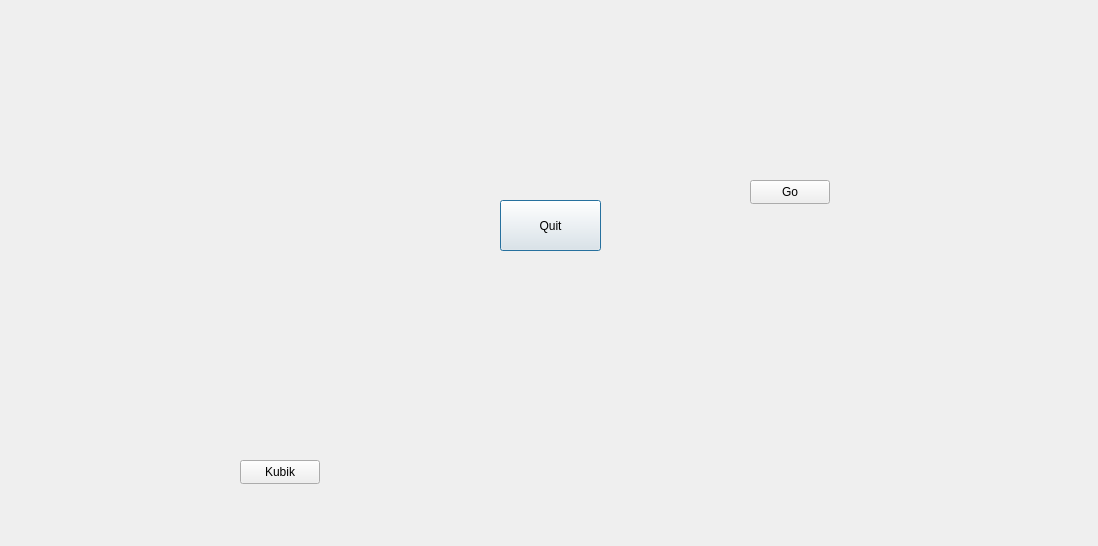
The window that gamewidget.ui (SahibAlMowt/Monopoly) describes before a commit, drawn with Qt 5.
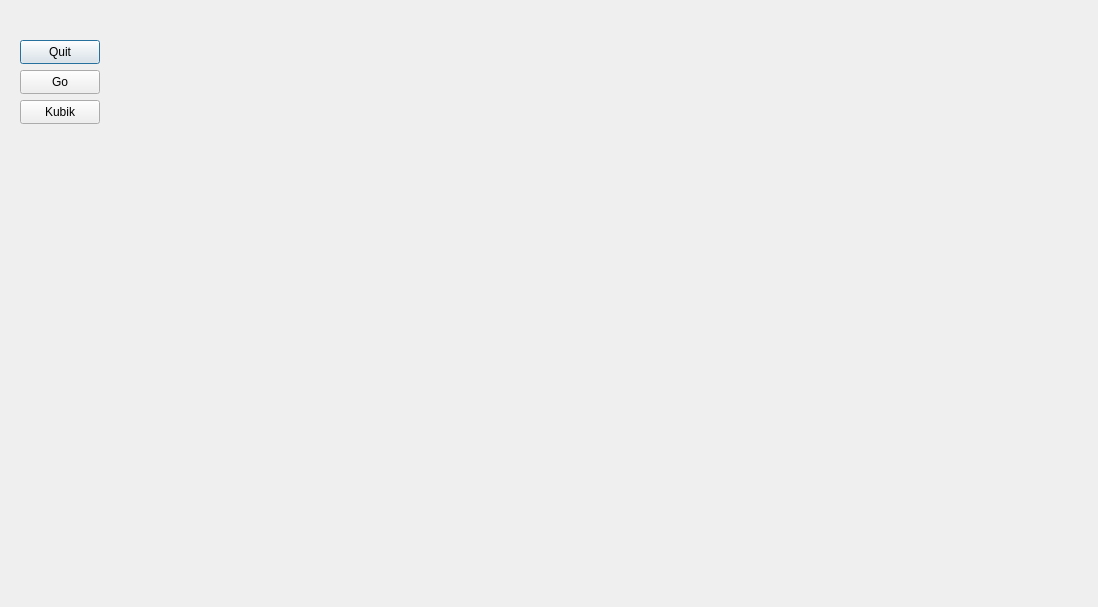
The same window after the commit.

Diff of the .ui file:
```diff
--- a/gamewidget.ui
+++ b/gamewidget.ui
@@ -7,14 +7,8 @@
     <x>0</x>
     <y>0</y>
     <width>1098</width>
-    <height>546</height>
-   </rect>
-  </property>
-  <property name="maximumSize">
-   <size>
-    <width>1098</width>
     <height>607</height>
-   </size>
+   </rect>
   </property>
   <property name="windowTitle">
    <string>Dialog</string>
@@ -22,10 +16,10 @@
   <widget class="QPushButton" name="quit_button">
    <property name="geometry">
     <rect>
-     <x>500</x>
-     <y>200</y>
-     <width>101</width>
-     <height>51</height>
+     <x>20</x>
+     <y>40</y>
+     <width>80</width>
+     <height>24</height>
     </rect>
    </property>
    <property name="text">
@@ -35,8 +29,8 @@
   <widget class="QPushButton" name="go_button">
    <property name="geometry">
     <rect>
-     <x>750</x>
-     <y>180</y>
+     <x>20</x>
+     <y>70</y>
      <width>80</width>
      <height>24</height>
     </rect>
@@ -48,8 +42,8 @@
   <widget class="QPushButton" name="cube_roll">
    <property name="geometry">
     <rect>
-     <x>240</x>
-     <y>460</y>
+     <x>20</x>
+     <y>100</y>
      <width>80</width>
      <height>24</height>
     </rect>
```
Left out of the diff: 10 changed lines with no effect on the pictures.
